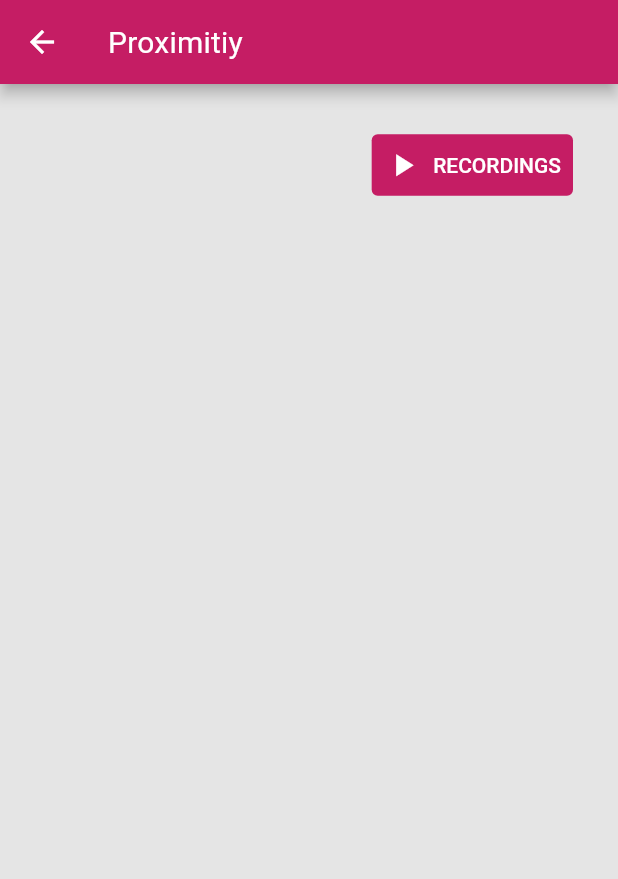
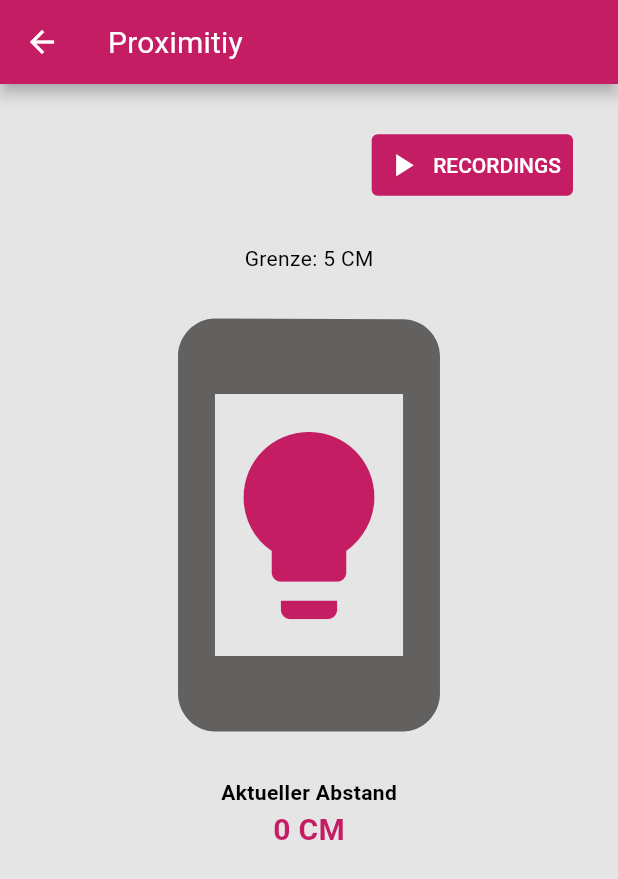
Before and after one commit to hraschan/flutter_sensor_libary_app, a Flutter app: the ProximitiyRoute screen opened directly, on a phone screen of 412 x 824 dp. Shown: the top 879 px of the screen. Run offline on Flutter 3.47's test engine with Material 2 defaults, Android fonts, the phone set to English and light mode, and no system bars; our stand-ins replace flutter_map, latlong2, weather_icons; missing offline and left inert: sensor_library.

Commit message:
Added proximity Route

```diff
--- a/lib/routes/proximitiy_route.dart
+++ b/lib/routes/proximitiy_route.dart
@@ -1,5 +1,6 @@
 import 'package:flutter/material.dart';
 import 'package:sensor_libary_test_app/routes/proximity_recording_route.dart';
+import 'package:sensor_libary_test_app/themes/custom_colors.dart';
 import 'package:sensor_libary_test_app/widgets/record_button_widget.dart';
 
 class ProximitiyRoute extends StatelessWidget {
@@ -7,6 +8,9 @@ class ProximitiyRoute extends StatelessWidget {
 
   @override
   Widget build(BuildContext context) {
+    var currentDistance = 0;
+    var limit = 5;
+
     return Scaffold(
       appBar: AppBar(
         title: const Text('Proximitiy'),
@@ -14,8 +18,40 @@ class ProximitiyRoute extends StatelessWidget {
       body: Padding(
         padding: const EdgeInsets.all(25.0),
         child: Column(
-          children: const [
-            RecordButtonWidget(route: ProximityRecordingRoute())
+          children: [
+            const RecordButtonWidget(route: ProximityRecordingRoute()),
+            Column(
+              children: [
+                const SizedBox(height: 25),
+                Text("Grenze: $limit CM"),
+                const SizedBox(height: 20),
+                Stack(children: const [
+                  Positioned(
+                      child: Icon(Icons.smartphone,
+                          size: 300, color: SecondaryColor)),
+                  Positioned(
+                      right: 1,
+                      left: 1,
+                      top: 1,
+                      bottom: 1,
+                      child: Icon(Icons.lightbulb,
+                          size: 150, color: PrimaryColor)),
+                ]),
+                const SizedBox(height: 20),
+                const Text(
+                  "Aktueller Abstand",
+                  style: TextStyle(fontWeight: FontWeight.bold),
+                ),
+                const SizedBox(height: 5),
+                Text(
+                  "$currentDistance CM",
+                  style: const TextStyle(
+                      fontWeight: FontWeight.bold,
+                      color: PrimaryColor,
+                      fontSize: 20),
+                )
+              ],
+            )
           ],
         ),
       ),
```
